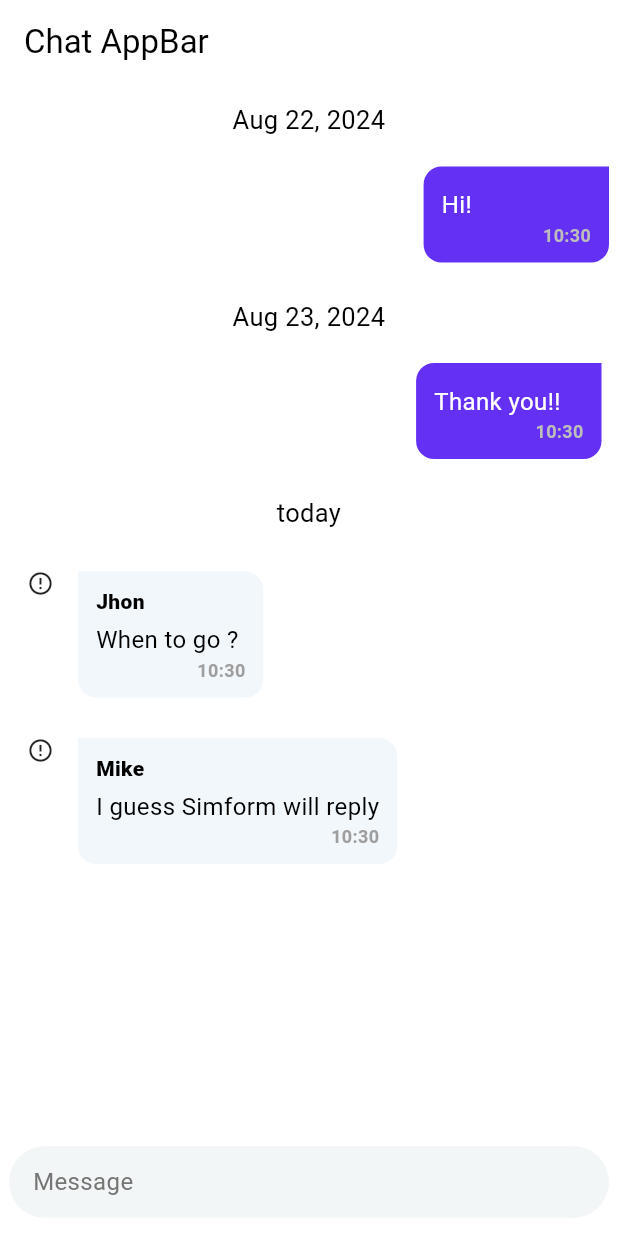
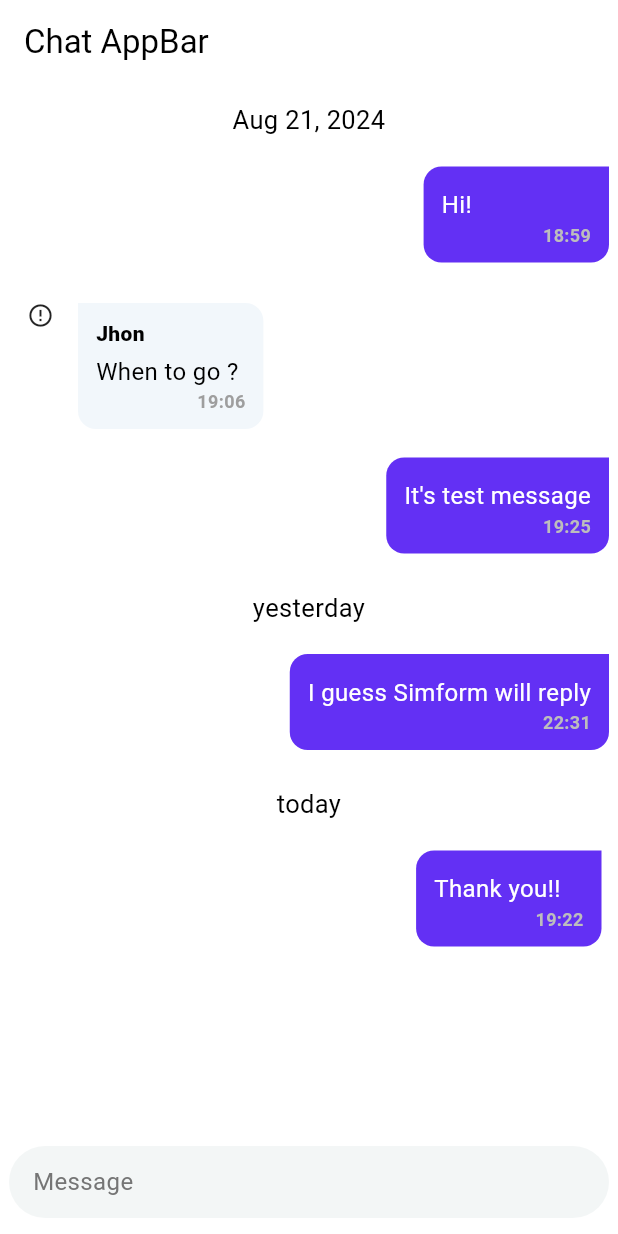
Before and after one commit to tologonkudaiberdiuulu/flutter_chatview_main, a Flutter app: the screen it shows after launch, on a phone screen of 412 x 824 dp. Run offline on Flutter 3.47's test engine with Material 3 defaults, Android fonts, the phone set to English and light mode, and no system bars; drawn by our look-alikes of cached_network_image; our stand-ins replace emoji_picker_flutter, image_picker, timeago; missing offline and left inert: any_link_preview, audio_waveforms, dart:html; accounts and stored records are empty; network calls fail.

Commit message:
calculating yesterday error fixed

```diff
--- a/example/lib/data.dart
+++ b/example/lib/data.dart
@@ -7,7 +7,16 @@ class Data {
     Message(
       id: '1',
       message: "Hi!",
-      createdAt: DateTime.now().subtract(const Duration(days: 3)),
+      createdAt: DateTime.parse('2024-08-21T18:59:02'),
+      // createdAt: DateTime.now().subtract(const Duration(days: 3)),
+      sentBy: '1', // userId of who sends the message
+      status: MessageStatus.read,
+    ),
+    Message(
+      id: '1',
+      message: "It's test message",
+      createdAt: DateTime.parse('2024-08-21T19:25:02'),
+      // createdAt: DateTime.now().subtract(const Duration(days: 3)),
       sentBy: '1', // userId of who sends the message
       status: MessageStatus.read,
     ),
@@ -42,15 +51,17 @@ class Data {
     Message(
       id: '6',
       message: "When to go ?",
-      createdAt: DateTime.now(),
+      createdAt: DateTime.parse('2024-08-21T19:06:29'),
+      // createdAt: DateTime.now(),
       sentBy: '3',
       status: MessageStatus.read,
     ),
     Message(
       id: '7',
       message: "I guess Simform will reply",
-      createdAt: DateTime.now(),
-      sentBy: '4',
+      createdAt: DateTime.parse('2024-08-24T22:31:38'),
+      sentBy: '1',
+      // sentBy: '4',
       status: MessageStatus.read,
     ),
     // Message(
@@ -71,7 +82,8 @@ class Data {
       id: '10',
       message: "Thank you!!",
       status: MessageStatus.read,
-      createdAt: DateTime.now().subtract(const Duration(days: 2)),
+      createdAt: DateTime.parse('2024-08-25T19:22:56'),
+      // createdAt: DateTime.now().subtract(const Duration(days: 2)),
       sentBy: '1',
     ),
     // Message(
--- a/lib/src/extensions/extensions.dart
+++ b/lib/src/extensions/extensions.dart
@@ -33,10 +33,10 @@ import '../utils/package_strings.dart';
 /// Extension for DateTime to get specific formats of dates and time.
 extension TimeDifference on DateTime {
   String getDay(String chatSeparatorDatePattern) {
-    final differenceInDays = difference(DateTime.now()).inDays;
-    if (differenceInDays == 0) {
+    final now = DateTime.now();
+    if (day == now.day && month == now.month && year == now.year) {
       return PackageStrings.today;
-    } else if (differenceInDays <= 1 && differenceInDays >= -1) {
+    } else if (day == now.day - 1 && month == now.month && year == now.year) {
       return PackageStrings.yesterday;
     } else {
       final DateFormat formatter = DateFormat(chatSeparatorDatePattern);
```
